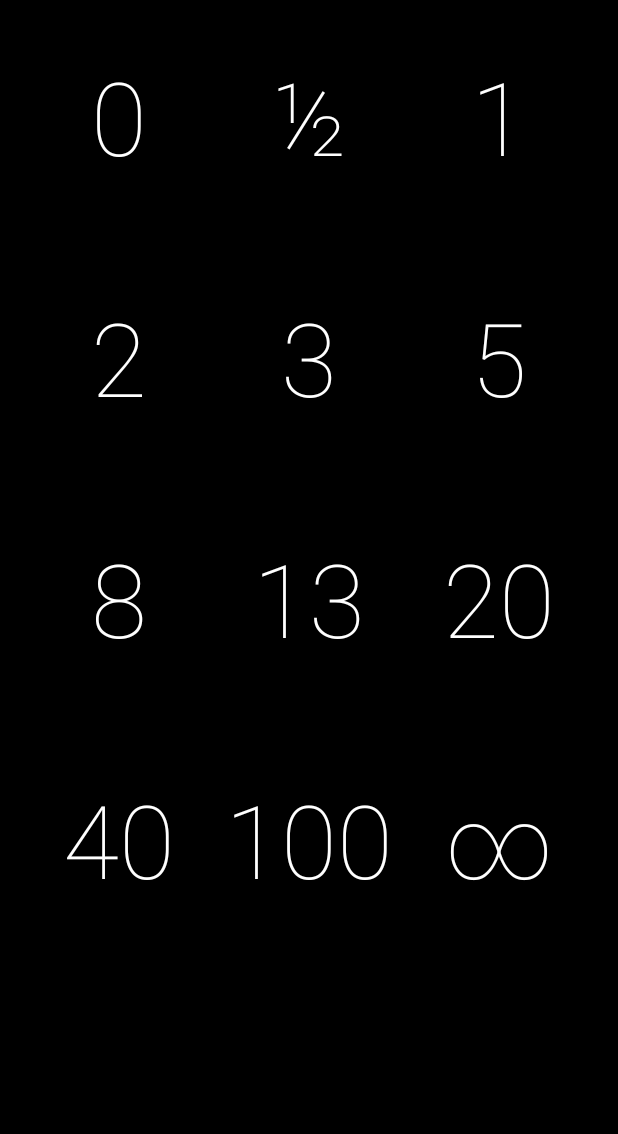
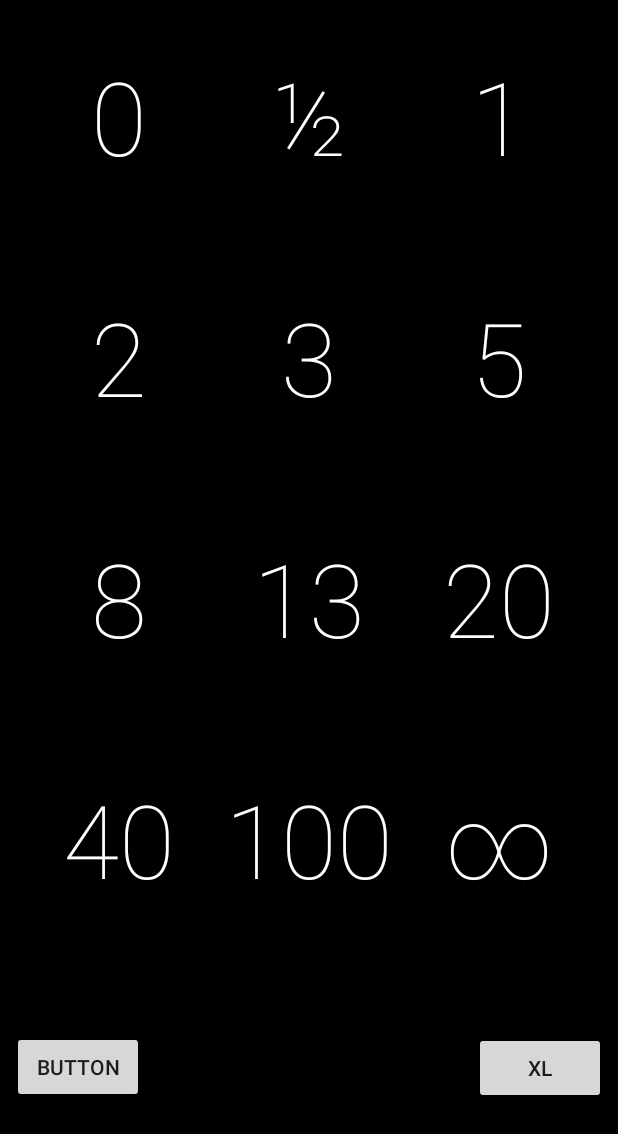
Before and after one commit to rbholanath/AMOLED-Scrum-Poker, an Android app: the screen it shows after launch (MainActivity), on a phone screen of 412 x 824 dp. Shown: the top 1134 px of the screen. Run offline under Robolectric (Android 15) with nearby library versions, the phone set to English and light mode, and no system bars.

Commit message:
T-shirt sizes with regular buttons

```diff
--- a/app/src/main/res/layout/activity_main.xml
+++ b/app/src/main/res/layout/activity_main.xml
@@ -21,6 +21,7 @@
         android:layout_marginTop="32dp">
 
         <Button
+            android:id="@+id/button0"
             android:layout_width="0dp"
             android:layout_height="wrap_content"
             android:layout_weight="1"
@@ -32,6 +33,7 @@
             android:textSize="68sp"/>
 
         <Button
+            android:id="@+id/button1"
             android:layout_width="0dp"
             android:layout_height="wrap_content"
             android:layout_weight="1"
@@ -43,6 +45,7 @@
             android:text="½"/>
 
         <Button
+            android:id="@+id/button2"
             android:layout_width="0dp"
             android:layout_height="wrap_content"
             android:layout_weight="1"
@@ -68,6 +71,7 @@
         app:layout_constraintRight_toRightOf="parent">
 
         <Button
+            android:id="@+id/button3"
             android:layout_width="0dp"
             android:layout_height="wrap_content"
             android:layout_weight="1"
@@ -79,6 +83,7 @@
             android:text="2"/>
 
         <Button
+            android:id="@+id/button4"
             android:layout_width="0dp"
             android:layout_height="wrap_content"
             android:layout_weight="1"
@@ -90,6 +95,7 @@
             android:text="3"/>
 
         <Button
+            android:id="@+id/button5"
             android:layout_width="0dp"
             android:layout_height="wrap_content"
             android:layout_weight="1"
@@ -115,6 +121,7 @@
         app:layout_constraintRight_toRightOf="parent">
 
         <Button
+            android:id="@+id/button6"
             android:layout_width="0dp"
             android:layout_height="wrap_content"
             android:layout_weight="1"
@@ -126,6 +133,7 @@
             android:text="8"/>
 
         <Button
+            android:id="@+id/button7"
             android:layout_width="0dp"
             android:layout_height="wrap_content"
             android:layout_weight="1"
@@ -137,6 +145,7 @@
             android:text="13"/>
 
         <Button
+            android:id="@+id/button8"
             android:layout_width="0dp"
             android:layout_height="wrap_content"
             android:layout_weight="1"
@@ -161,6 +170,7 @@
         app:layout_constraintRight_toRightOf="parent">
 
         <Button
+            android:id="@+id/button9"
             android:layout_width="0dp"
             android:layout_height="wrap_content"
             android:layout_weight="1"
@@ -172,6 +182,7 @@
             android:text="40"/>
 
         <Button
+            android:id="@+id/button10"
             android:layout_width="0dp"
             android:layout_height="wrap_content"
             android:layout_weight="1"
@@ -183,6 +194,7 @@
             android:text="100"/>
 
         <Button
+            android:id="@+id/button11"
             android:layout_width="0dp"
             android:layout_height="wrap_content"
             android:layout_weight="1"
@@ -193,4 +205,33 @@
             android:onClick="onButtonClick"
             android:text="∞"/>
     </LinearLayout>
+
+    <Button
+        android:id="@+id/buttonxl"
+        android:layout_width="0dp"
+        android:layout_height="wrap_content"
+        android:text="XL"
+        app:layout_constraintBottom_toBottomOf="parent"
+        android:layout_marginBottom="16dp"
+        android:layout_marginRight="8dp"
+        app:layout_constraintRight_toRightOf="parent"
+        android:layout_marginLeft="8dp"
+        android:layout_marginTop="8dp"
+        app:layout_constraintTop_toBottomOf="@+id/linearLayout4"
+        app:layout_constraintHorizontal_bias="0.502"
+        app:layout_constraintLeft_toRightOf="@+id/button12"
+        app:layout_constraintVertical_bias="0.51"/>
+
+    <Button
+        android:id="@+id/buttonnumbers"
+        android:layout_width="0dp"
+        android:layout_height="wrap_content"
+        android:text="Button"
+        app:layout_constraintBottom_toBottomOf="parent"
+        android:layout_marginBottom="16dp"
+        android:layout_marginLeft="8dp"
+        app:layout_constraintLeft_toLeftOf="parent"
+        android:layout_marginTop="8dp"
+        app:layout_constraintTop_toBottomOf="@+id/linearLayout4"
+        app:layout_constraintVertical_bias="0.508"/>
 </android.support.constraint.ConstraintLayout>
```
Also changed, not shown: app/src/main/java/nl/bholanath/amoledscrumpoker/MainActivity.kt (+50 -0 lines).
